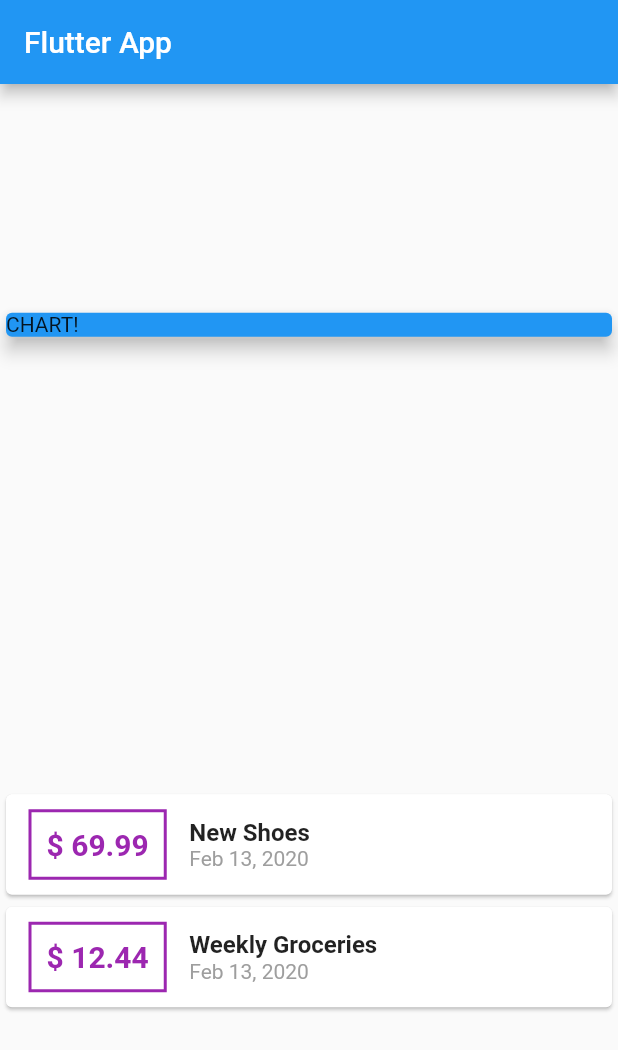
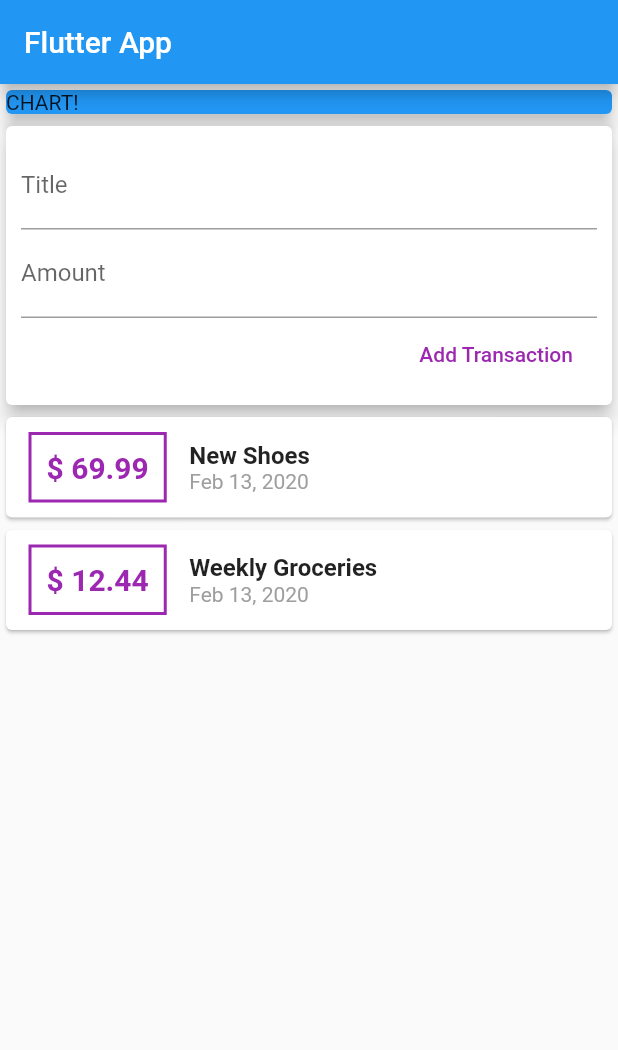
Before and after one commit to tommynicoletti/flutter-complete-guide-udemy, a Flutter app: the screen it shows after launch, on a phone screen of 412 x 824 dp. Shown: the top 1050 px of the screen. Run offline on Flutter 3.47's test engine with Material 2 defaults, Android fonts, the phone set to English and light mode, and no system bars.

Commit message:
Input Text Field

```diff
--- a/lib/main.dart
+++ b/lib/main.dart
@@ -32,7 +32,7 @@ class MyHomePage extends StatelessWidget {
         title: Text('Flutter App'),
       ),
       body: Column(
-        mainAxisAlignment: MainAxisAlignment.spaceAround,
+        //mainAxisAlignment: MainAxisAlignment.start,
         crossAxisAlignment: CrossAxisAlignment.stretch,
         children: <Widget>[
           Container(
@@ -41,6 +41,20 @@ class MyHomePage extends StatelessWidget {
               color: Colors.blue,
               child: Text('CHART!'),
               elevation: 5,
+            ),
+          ),
+          Card(
+            elevation:5,
+            child: Container(
+              padding: EdgeInsets.all(10),
+              child: Column(
+                crossAxisAlignment: CrossAxisAlignment.end,
+                children: <Widget>[
+                  TextField(decoration: InputDecoration(labelText: 'Title'),),
+                  TextField(decoration: InputDecoration(labelText: 'Amount'),),
+                  FlatButton(child: Text('Add Transaction'),onPressed: () {},textColor: Colors.purple,),
+                ],
+              ),
             ),
           ),
           Column(
```
